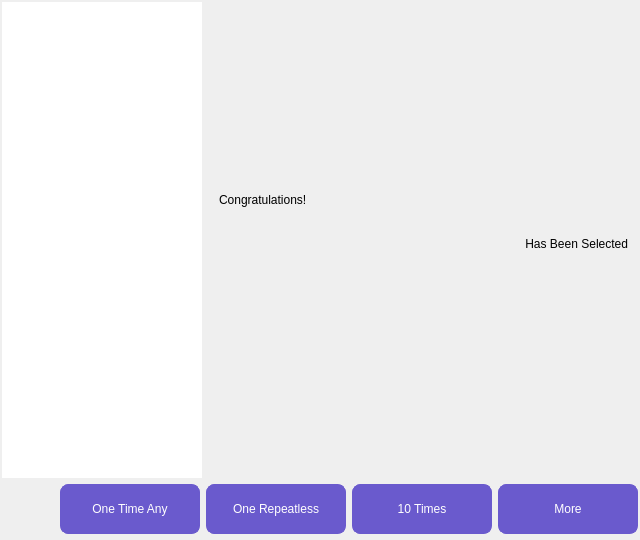
Qt form component/catchpage/catchpage.ui (NagatoRailgun/zhuangding) before a commit.
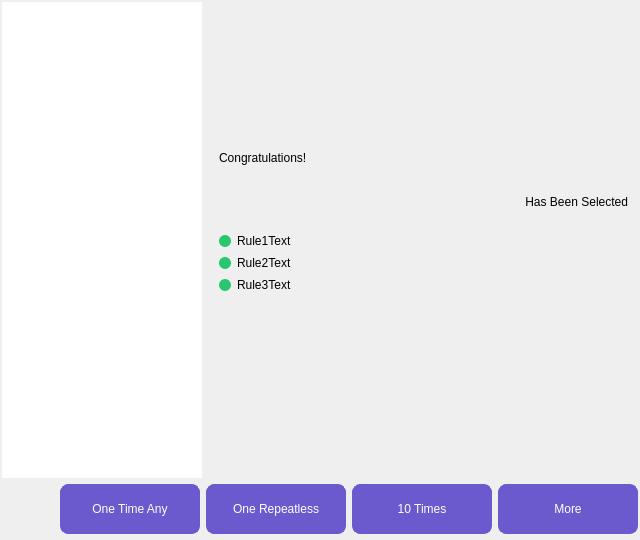
The same form after that commit.

What changed in the file:
```diff
--- a/component/catchpage/catchpage.ui
+++ b/component/catchpage/catchpage.ui
@@ -303,6 +303,214 @@
            </layout>
           </widget>
          </item>
+         <item>
+          <widget class="QWidget" name="widget_10" native="true">
+           <layout class="QHBoxLayout" name="horizontalLayout_6">
+            <property name="spacing">
+             <number>0</number>
+            </property>
+            <property name="leftMargin">
+             <number>0</number>
+            </property>
+            <property name="topMargin">
+             <number>0</number>
+            </property>
+            <property name="rightMargin">
+             <number>0</number>
+            </property>
+            <property name="bottomMargin">
+             <number>0</number>
+            </property>
+            <item>
+             <widget class="QWidget" name="widget_11" native="true">
+              <layout class="QVBoxLayout" name="verticalLayout_6">
+               <item>
+                <widget class="QWidget" name="widget_12" native="true">
+                 <layout class="QHBoxLayout" name="horizontalLayout_7">
+                  <property name="leftMargin">
+                   <number>1</number>
+                  </property>
+                  <property name="topMargin">
+                   <number>1</number>
+                  </property>
+                  <property name="rightMargin">
+                   <number>1</number>
+                  </property>
+                  <property name="bottomMargin">
+                   <number>1</number>
+                  </property>
+                  <item>
+                   <widget class="QLabel" name="label_9">
+                    <property name="minimumSize">
+                     <size>
+                      <width>12</width>
+                      <height>12</height>
+                     </size>
+                    </property>
+                    <property name="maximumSize">
+                     <size>
+                      <width>12</width>
+                      <height>12</height>
+                     </size>
+                    </property>
+                    <property name="styleSheet">
+                     <string notr="true">QLabel{
+	background-color: #28c76f;
+	border-radius:6px;
+ }</string>
+                    </property>
+                    <property name="text">
+                     <string/>
+                    </property>
+                   </widget>
+                  </item>
+                  <item>
+                   <widget class="QLabel" name="label_6">
+                    <property name="styleSheet">
+                     <string notr="true">QLabel{
+	font-size:14px;
+	font-weight: bold;
+};</string>
+                    </property>
+                    <property name="text">
+                     <string>Rule1Text</string>
+                    </property>
+                   </widget>
+                  </item>
+                 </layout>
+                </widget>
+               </item>
+               <item>
+                <widget class="QWidget" name="widget_13" native="true">
+                 <layout class="QHBoxLayout" name="horizontalLayout_8">
+                  <property name="leftMargin">
+                   <number>1</number>
+                  </property>
+                  <property name="topMargin">
+                   <number>1</number>
+                  </property>
+                  <property name="rightMargin">
+                   <number>1</number>
+                  </property>
+                  <property name="bottomMargin">
+                   <number>1</number>
+                  </property>
+                  <item>
+                   <widget class="QLabel" name="label_10">
+                    <property name="minimumSize">
+                     <size>
+                      <width>12</width>
+                      <height>12</height>
+                     </size>
+                    </property>
+                    <property name="maximumSize">
+                     <size>
+                      <width>12</width>
+                      <height>12</height>
+                     </size>
+                    </property>
+                    <property name="styleSheet">
+                     <string notr="true">QLabel{
+	background-color: #28c76f;
+	border-radius:6px;
+ }</string>
+                    </property>
+                    <property name="text">
+                     <string/>
+                    </property>
+                   </widget>
+                  </item>
+                  <item>
+                   <widget class="QLabel" name="label_7">
+                    <property name="styleSheet">
+                     <string notr="true">QLabel{
+	font-size:14px;
+	font-weight: bold;
+};</string>
+                    </property>
+                    <property name="text">
+                     <string>Rule2Text</string>
+                    </property>
+                   </widget>
+                  </item>
+                 </layout>
+                </widget>
+               </item>
+               <item>
+                <widget class="QWidget" name="widget_14" native="true">
+                 <layout class="QHBoxLayout" name="horizontalLayout_9">
+                  <property name="leftMargin">
+                   <number>1</number>
+                  </property>
+                  <property name="topMargin">
+                   <number>1</number>
+                  </property>
+                  <property name="rightMargin">
+                   <number>1</number>
+                  </property>
+                  <property name="bottomMargin">
+                   <number>1</number>
+                  </property>
+                  <item>
+                   <widget class="QLabel" name="label_11">
+                    <property name="minimumSize">
+                     <size>
+                      <width>12</width>
+                      <height>12</height>
+                     </size>
+                    </property>
+                    <property name="maximumSize">
+                     <size>
+                      <width>12</width>
+                      <height>12</height>
+                     </size>
+                    </property>
+                    <property name="styleSheet">
+                     <string notr="true">QLabel{
+	background-color: #28c76f;
+	border-radius:6px;
+ }</string>
+                    </property>
+                    <property name="text">
+                     <string/>
+                    </property>
+                   </widget>
+                  </item>
+                  <item>
+                   <widget class="QLabel" name="label_8">
+                    <property name="styleSheet">
+                     <string notr="true">QLabel{
+	font-size:14px;
+	font-weight: bold;
+};</string>
+                    </property>
+                    <property name="text">
+                     <string>Rule3Text</string>
+                    </property>
+                   </widget>
+                  </item>
+                 </layout>
+                </widget>
+               </item>
+              </layout>
+             </widget>
+            </item>
+            <item>
+             <spacer name="horizontalSpacer">
+              <property name="orientation">
+               <enum>Qt::Horizontal</enum>
+              </property>
+              <property name="sizeHint" stdset="0">
+               <size>
+                <width>40</width>
+                <height>20</height>
+               </size>
+              </property>
+             </spacer>
+            </item>
+           </layout>
+          </widget>
+         </item>
          <item>
           <spacer name="verticalSpacer">
            <property name="orientation">
```
